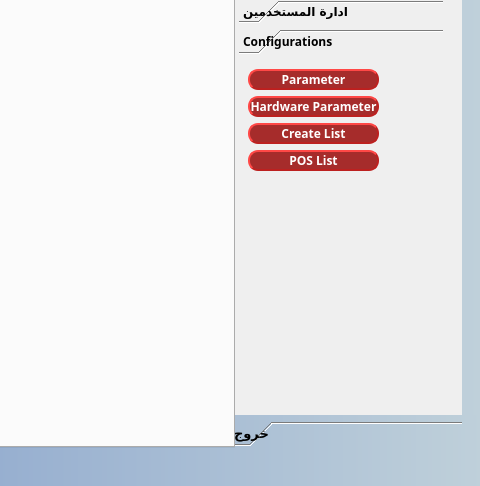
First picture: the form in presentation/main_login_ui/main3.ui, repository shymaa123456/HyperPOS2020, before the edit; both pictures show x 874 to 1354 and y 231 to 717 of the 1354 by 717 pixel window.
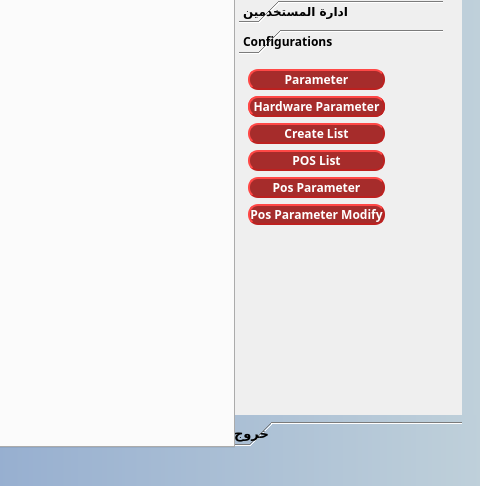
Second picture: the form after the edit. The open tabs and pages were chosen to show the change.

```diff
--- a/presentation/main_login_ui/main3.ui
+++ b/presentation/main_login_ui/main3.ui
@@ -2008,10 +2008,10 @@
              <widget class="QWidget" name="page_32">
               <property name="geometry">
                <rect>
-                <x>-77</x>
+                <x>0</x>
                 <y>0</y>
-                <width>175</width>
-                <height>134</height>
+                <width>189</width>
+                <height>350</height>
                </rect>
               </property>
               <attribute name="label">
@@ -2032,14 +2032,7 @@
                  </property>
                 </widget>
                </item>
-               <item row="0" column="1">
-                <widget class="QPushButton" name="QAct_Parameter">
-                 <property name="text">
-                  <string>Parameter</string>
-                 </property>
-                </widget>
-               </item>
-               <item row="4" column="1">
+               <item row="6" column="1">
                 <spacer name="verticalSpacer_27">
                  <property name="orientation">
                   <enum>Qt::Vertical</enum>
@@ -2052,6 +2045,20 @@
                  </property>
                 </spacer>
                </item>
+               <item row="1" column="1">
+                <widget class="QPushButton" name="QAct_HW_Parameter">
+                 <property name="text">
+                  <string>Hardware Parameter</string>
+                 </property>
+                </widget>
+               </item>
+               <item row="0" column="1">
+                <widget class="QPushButton" name="QAct_Parameter">
+                 <property name="text">
+                  <string>Parameter</string>
+                 </property>
+                </widget>
+               </item>
                <item row="0" column="0">
                 <layout class="QGridLayout" name="gridLayout_56">
                  <item row="0" column="0">
@@ -2076,6 +2083,20 @@
                  </property>
                 </widget>
                </item>
+               <item row="4" column="1">
+                <widget class="QPushButton" name="QAct_Pos_Parameter">
+                 <property name="text">
+                  <string>Pos Parameter</string>
+                 </property>
+                </widget>
+               </item>
+               <item row="5" column="1">
+                <widget class="QPushButton" name="QAct_Pos_Parameter_Modify">
+                 <property name="text">
+                  <string>Pos Parameter Modify</string>
+                 </property>
+                </widget>
+               </item>
               </layout>
              </widget>
             </widget>
```
Left out of the diff: 42 changed lines with no effect on the pictures.
